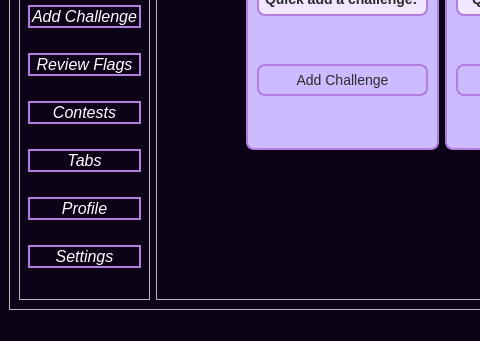
Pafy-24/CyberRange----POO, file CyberRange/Client/MainMenu.ui: the form before one commit; both pictures show x 0 to 480 and y 366 to 707 of the 922 by 707 pixel window.
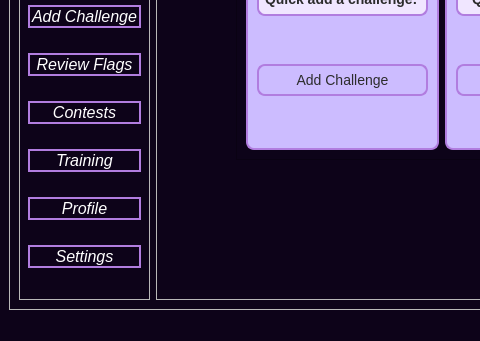
The form after the commit.

Diff of the .ui file:
```diff
--- a/CyberRange/Client/MainMenu.ui
+++ b/CyberRange/Client/MainMenu.ui
@@ -370,7 +370,7 @@
 }</string>
             </property>
             <property name="text">
-             <string>Tabs</string>
+             <string>Training</string>
             </property>
            </widget>
           </item>
```
